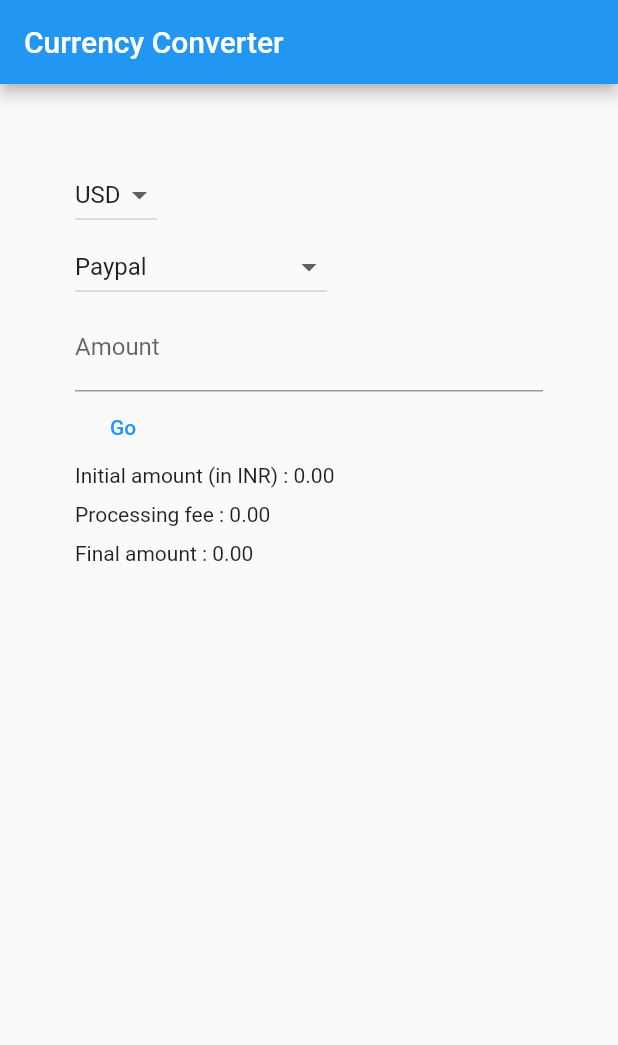
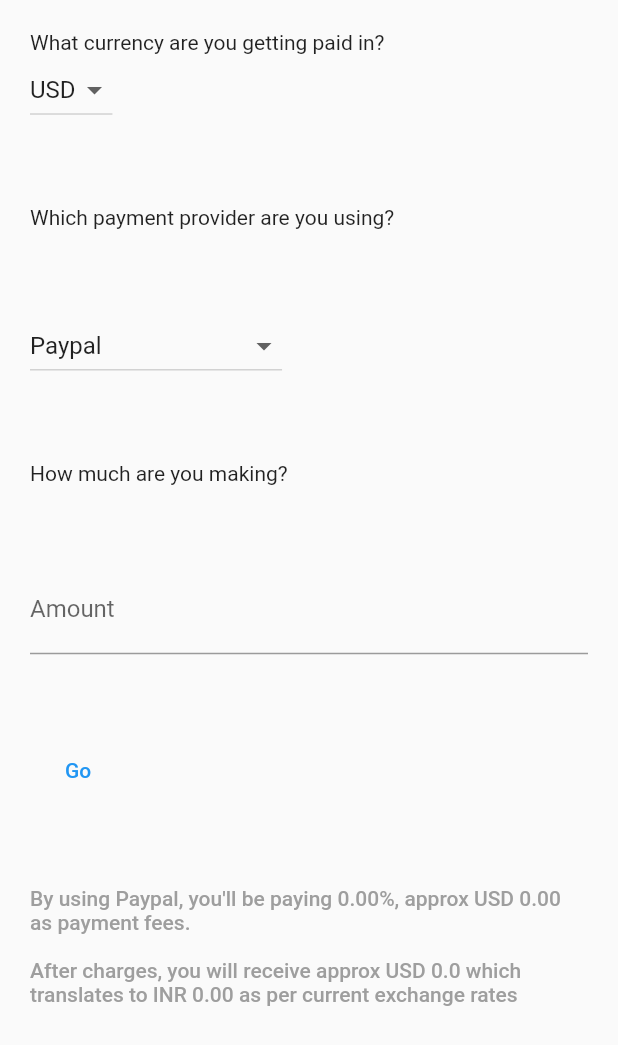
Before and after one commit to munch-money/drops, a Flutter app: the screen it shows after launch, on a phone screen of 412 x 824 dp. Shown: the top 1045 px of the screen. Run offline on Flutter 3.47's test engine with Material 2 defaults, Android fonts, the phone set to English and light mode, and no system bars; missing offline and left inert: money_converter.

Commit message:
updated UI

```diff
--- a/lib/main.dart
+++ b/lib/main.dart
@@ -29,25 +29,32 @@ class MyApp extends StatelessWidget {
 class Backend {
   double processingFee = 0;
   double charge = 0;
-  double afterConversion = 0;
+  double foreignCharge = 0;
+  double initialAmt = 0;
+  double domesticAfterConversion = 0;
+  double foreignAfterfee = 0;
   String paymentGateway = 'Paypal';
   double rate = 0;
   double moneyReceived = 0;
 
   Future<void> conversion(String currency, double amt) async {
-    rate = await MoneyConverter.convert(Currency(currency), Currency(Currency.INR)) ?? 0;
-    afterConversion = rate * amt;
-    print(afterConversion);
+    rate = await MoneyConverter.convert(
+            Currency(currency), Currency(Currency.INR)) ??
+        0;
+    domesticAfterConversion = rate * amt;
+    initialAmt = amt;
+    print(domesticAfterConversion);
   }
 
   void prcChg(String currency) {
     var pmtPlatform = paymentGateway;
-    var finAmt = afterConversion;
+    var finAmt = domesticAfterConversion;
     if (pmtPlatform == 'Paypal') {
       charge = 0.044;
     } else if (pmtPlatform == 'Stripe' && currency == 'USD') {
       charge = 0.029;
-    } else if (pmtPlatform == 'Stripe' && (currency == 'EUR' || currency == 'GBP')) {
+    } else if (pmtPlatform == 'Stripe' &&
+        (currency == 'EUR' || currency == 'GBP')) {
       charge = 0.034;
     } else if (pmtPlatform == 'Wise (Transferwise)') {
       charge = 0.0004;
@@ -60,12 +67,14 @@ class Backend {
     }
     print(charge);
     processingFee = charge * finAmt;
+    foreignCharge = initialAmt * charge;
+    foreignAfterfee = initialAmt - foreignCharge;
     print(processingFee);
     finalAmtReceived();
   }
 
   void finalAmtReceived() {
-    moneyReceived = afterConversion - processingFee;
+    moneyReceived = domesticAfterConversion - processingFee;
   }
 
   Future<void> update(String currency, double amt) async {
@@ -98,38 +107,61 @@ class _MyHomePageState extends State<MyHomePage> {
     'GBP',
     'SGD',
   ];
-  var paymentProcessors = ['Paypal', 'Payoneer', 'Stripe', 'Wise (Transferwise)', 'Direct Bank Transfer'];
+  var paymentProcessors = [
+    'Paypal',
+    'Payoneer',
+    'Stripe',
+    'Wise (Transferwise)',
+    'Direct Bank Transfer'
+  ];
 
   @override
   Widget build(BuildContext context) {
+    print(cvalue);
     return Scaffold(
-      appBar: AppBar(
-        title: Text(widget.title),
-      ),
-      body: Center(
+      // appBar: AppBar(
+      //   title: Text(widget.title),
+      // ),
+      body: SafeArea(
+        child: Center(
+          child: Container(
+            width: 600,
+            child: Center(
               child: Padding(
-            padding: const EdgeInsets.all(50.0),
+                padding: const EdgeInsets.all(20.0),
                 child: Column(
                   // mainAxisSize: MainAxisSize.min,
                   crossAxisAlignment: CrossAxisAlignment.start,
+                  mainAxisAlignment: MainAxisAlignment.spaceBetween,
                   children: <Widget>[
+                    Column(
+                      crossAxisAlignment: CrossAxisAlignment.start,
+                      children: [
+                        Text('What currency are you getting paid in?'),
                         DropdownButton<String>(
                           value: cvalue,
-                  items: currencies.map((String items) => DropdownMenuItem(value: items, child: Text(items))).toList(),
+                          items: currencies
+                              .map((String items) => DropdownMenuItem(
+                                  value: items, child: Text(items)))
+                              .toList(),
                           onChanged: (newValue) {
+                            setState(() {
                               cvalue = newValue!;
+                            });
                             if (amtController.text.isNotEmpty) {
                               var amt = double.parse(amtController.text);
-                      backend.update(cvalue, amt).then((value) {
-                        setState(() {});
-                      });
+                              backend.update(cvalue, amt);
                             }
                           },
                         ),
+                      ],
+                    ),
+                    Text('Which payment provider are you using?'),
                     DropdownButton<String>(
                       value: backend.paymentGateway,
                       items: paymentProcessors
-                      .map((String items) => DropdownMenuItem(value: items, child: Text(items)))
+                          .map((String items) => DropdownMenuItem(
+                              value: items, child: Text(items)))
                           .toList(),
                       onChanged: (newValue) {
                         backend.paymentGateway = newValue!;
@@ -141,17 +173,20 @@ class _MyHomePageState extends State<MyHomePage> {
                         }
                       },
                     ),
+                    Text('How much are you making?'),
                     Container(
                       constraints: BoxConstraints(minWidth: 280, maxWidth: 480),
                       child: TextFormField(
                         keyboardType: TextInputType.number,
                         controller: amtController,
                         decoration: const InputDecoration(
-                      hintText: 'How much money are you receiving?',
                           labelText: 'Amount',
                         ),
                       ),
                     ),
+                    // Row(
+                    //   mainAxisAlignment:MainAxisAlignment.center,
+                    // children: [
                     TextButton(
                       onPressed: () {
                         var amt = double.parse(amtController.text);
@@ -162,22 +197,36 @@ class _MyHomePageState extends State<MyHomePage> {
                       },
                       child: Text('Go'),
                     ),
-                // Card(
-                //   child:
-                //     Text('Initial amount (in INR) : ${backend.afterConversion}'),
-                //   color: Colors.blue,
-                //     ),
-                Text('Initial amount (in INR) : ${backend.afterConversion.toStringAsFixed(2)}'),
+                    // ],
+                    // ),
+
+                    Container(
+                      child: Text(
+                          'By using ${backend.paymentGateway}, you\'ll be paying ${(backend.charge * 100).toStringAsFixed(2)}%, approx $cvalue ${backend.foreignCharge.toStringAsFixed(2)} as payment fees. \n\nAfter charges, you will receive approx $cvalue ${backend.foreignAfterfee} which translates to INR ${backend.domesticAfterConversion.toStringAsFixed(2)} as per current exchange rates', style: Theme.of(context).textTheme.bodyText1!.copyWith(color: backend.charge != 0 ? Colors.black : Colors.grey),),
+                    ),
+                    //   Container(
+                    //     child:
+                    //         Text('Initial amount (in INR) : ${backend.domesticAfterConversion.toStringAsFixed(2)}'),
+                    //   ),
+                    //   // Text('Initial amount (in INR) : ${backend.domesticAfterConversion.toStringAsFixed(2)}'),
+                    //   SizedBox(
+                    //     height: 10,
+                    //   ),
+                    //   Text('Processing fee (in INR) : ${backend.processingFee.toStringAsFixed(2)} (${(backend.charge*100).toStringAsFixed(2)}%)'),
+                    //   SizedBox(
+                    //     height: 10,
+                    //   ),
+                    //   Text('Final amount (in INR) : ${backend.moneyReceived.toStringAsFixed(2)}'),
+                    // ],
                     SizedBox(
-                  height: 10,
+                      height: 80,
+                    )
+                  ],
                 ),
-                Text('Processing fee : ${backend.processingFee.toStringAsFixed(2)}'),
-                SizedBox(
-                  height: 10,
               ),
-                Text('Final amount : ${backend.moneyReceived.toStringAsFixed(2)}'),
-              ],
-            )),
+            ),
+          ),
+        ),
       ),
     );
   }
```
Lines whose indentation alone changed are shown as unchanged.
